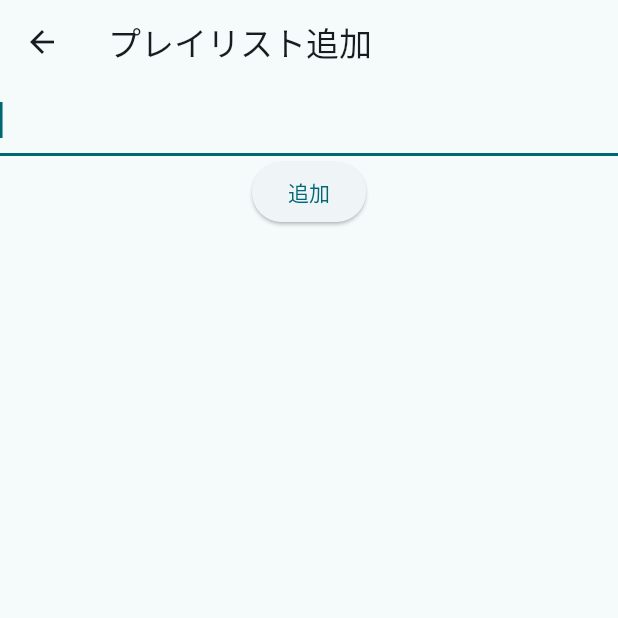
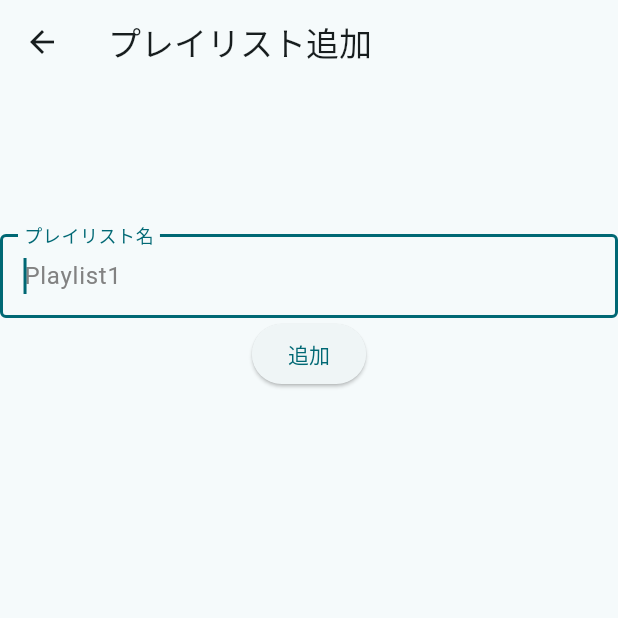
Before and after one commit to tsuchida-y/choose_songs, a Flutter app: the AddPlayList screen opened directly, on a phone screen of 412 x 824 dp, the top half of it. Run offline on Flutter 3.47's test engine with Material 3 defaults, Android fonts, the phone set to English and light mode, and no system bars; our stand-ins replace cloud_firestore, firebase_core; accounts and stored records are empty.

Commit message:
textfieldのデザイン変更

```diff
--- a/lib/add_playlist.dart
+++ b/lib/add_playlist.dart
@@ -27,8 +27,19 @@ class AddPlayListState extends State<AddPlayList> {
       ),
 
       body:Column(
+
         children: <Widget>[
+          const Padding(
+            padding: EdgeInsets.all(50),
+            ),
           TextField(
+            decoration: const InputDecoration(
+              border: OutlineInputBorder(),
+              labelText: 'プレイリスト名',
+              hintText: 'Playlist1',
+              hintStyle: TextStyle(color: Color.fromARGB(255, 130, 130, 130)),
+
+            ),
             autofocus: true,
             onChanged: (text) {
               newWord = text;
```
Also changed, not shown: lib/change_playlistname.dart (+8 -0 lines).
